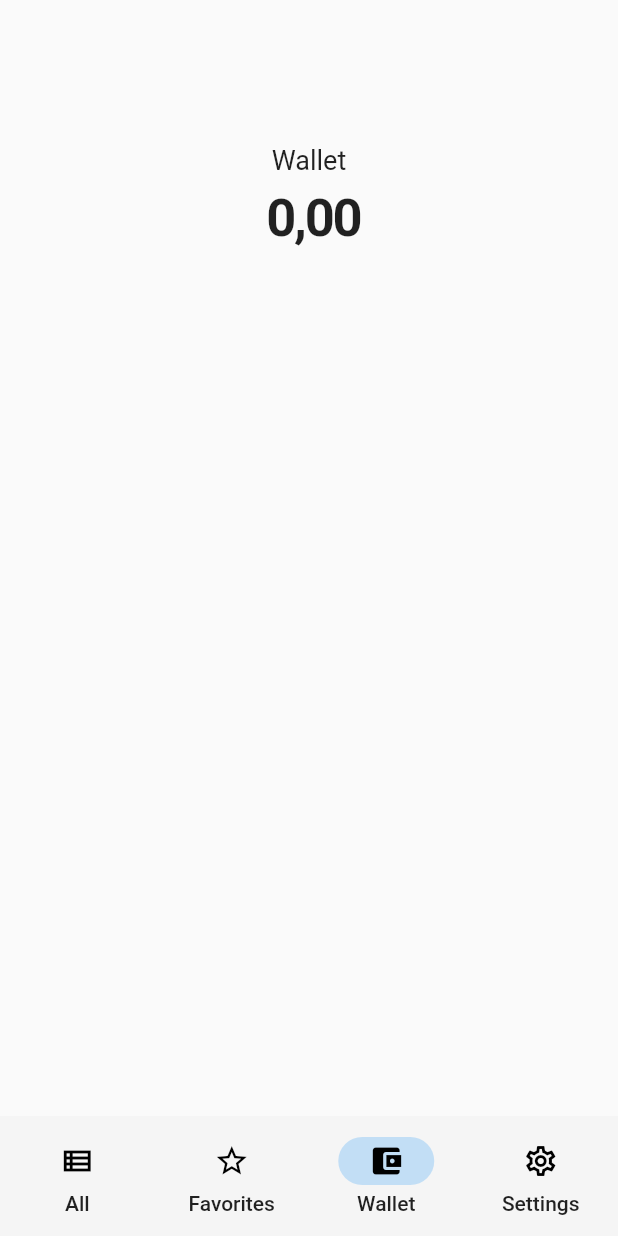
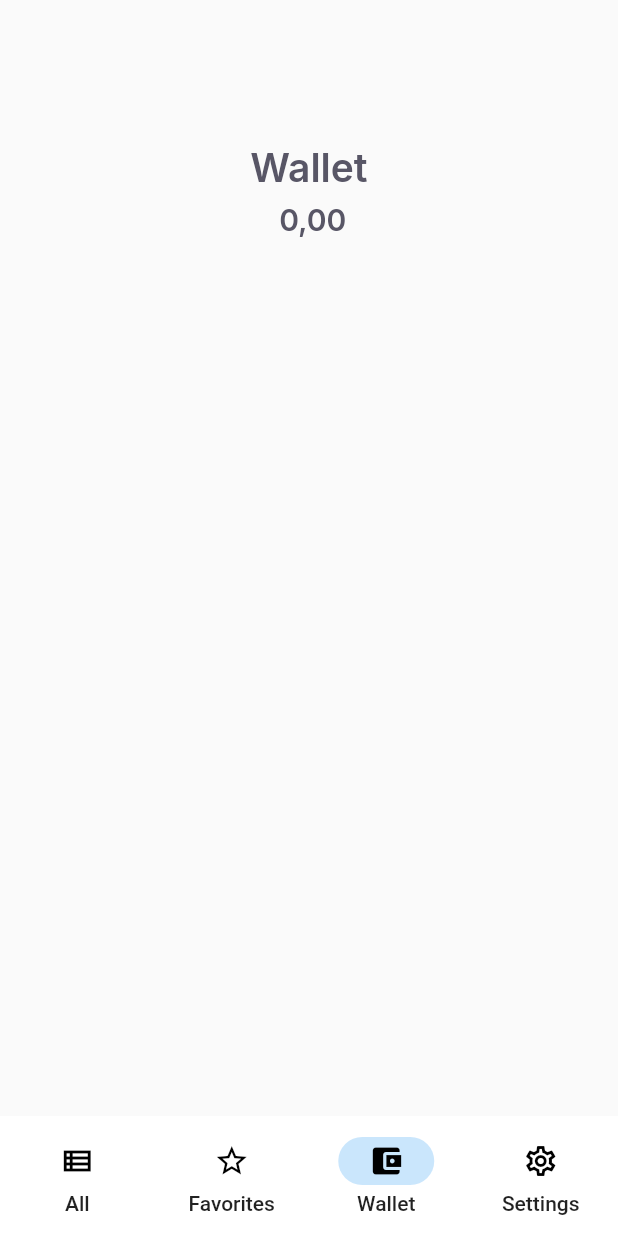
Before and after one commit to CarlosCastiglioni/crypto, a Flutter app: the screen it shows once a user with an empty profile is signed in, swiped to page 3, on a phone screen of 412 x 824 dp. Run offline on Flutter 3.47's test engine with Material 2 defaults, Android fonts, the phone set to English and light mode, and no system bars; our stand-ins replace bot_toast, camera, cloud_firestore, firebase_auth, firebase_core, fl_chart and 4 more; accounts and stored records are empty; network calls fail; statements that could not run were skipped.

Commit message:
continue with style organization

```diff
--- a/lib/modules/coins/coins_page.dart
+++ b/lib/modules/coins/coins_page.dart
@@ -127,7 +127,7 @@ class _CoinsPageState extends State<CoinsPage> {
                         .any((fav) => fav.acronym == table[coin].acronym))
                       const Icon(
                         Icons.star,
-                        color: Colors.amber,
+                        color: AppColors.label,
                         size: 14,
                       )
                   ],
--- a/lib/modules/favorites/favorites_page.dart
+++ b/lib/modules/favorites/favorites_page.dart
@@ -1,4 +1,5 @@
 import 'package:crypto_app/repositories/favorites_repository.dart';
+import 'package:crypto_app/themes/app_colors.dart';
 import 'package:flutter/material.dart';
 import 'package:provider/provider.dart';
 
@@ -19,7 +20,7 @@ class _FavoritesPageState extends State<FavoritesPage> {
         title: const Center(child: Text("Favorite Coins")),
       ),
       body: Container(
-        color: Colors.indigo.withOpacity(0.05),
+        color: AppColors.secondary,
         height: MediaQuery.of(context).size.height,
         padding: const EdgeInsets.all(12.0),
         child:
--- a/lib/modules/home/home_page.dart
+++ b/lib/modules/home/home_page.dart
@@ -1,4 +1,5 @@
 import 'package:crypto_app/modules/coins/coins_page.dart';
+import 'package:crypto_app/themes/app_colors.dart';
 import 'package:flutter/material.dart';
 
 import '../app_settings/settings_page.dart';
@@ -70,7 +71,7 @@ class _HomePageState extends State<HomePage> {
                 duration: const Duration(milliseconds: 400),
                 curve: Curves.ease);
           },
-          backgroundColor: Colors.grey[100],
+          backgroundColor: AppColors.background,
         ),
       ),
     );
--- a/lib/modules/wallet/wallet_page.dart
+++ b/lib/modules/wallet/wallet_page.dart
@@ -1,5 +1,7 @@
 import 'package:crypto_app/configs/app_settings.dart';
 import 'package:crypto_app/repositories/account_repository.dart';
+import 'package:crypto_app/themes/app_colors.dart';
+import 'package:crypto_app/themes/app_text_styles.dart';
 import 'package:flutter/material.dart';
 import 'package:intl/intl.dart';
 import 'package:provider/provider.dart';
@@ -40,21 +42,16 @@ class _WalletPageState extends State<WalletPage> {
         child: Column(
           mainAxisAlignment: MainAxisAlignment.center,
           children: [
-            const Padding(
+            Padding(
               padding: EdgeInsets.only(top: 48, bottom: 8),
               child: Text(
                 "Wallet",
-                style: TextStyle(
-                  fontSize: 18,
-                ),
+                style: TextStyles.bigLabel,
               ),
             ),
             Text(
               real.format(totalWallet),
-              style: const TextStyle(
-                  fontSize: 35,
-                  fontWeight: FontWeight.bold,
-                  letterSpacing: -1.5),
+              style: TextStyles.smallLabel,
             ),
             loadGraphic(),
             loadHistory(),
@@ -125,16 +122,11 @@ class _WalletPageState extends State<WalletPage> {
                 children: [
                   Text(
                     graphicLabel,
-                    style: const TextStyle(
-                      fontSize: 20,
-                      color: Colors.teal,
-                    ),
+                    style: TextStyles.bigLabel,
                   ),
                   Text(
                     real.format(graphicValue),
-                    style: const TextStyle(
-                      fontSize: 28,
-                    ),
+                    style: TextStyles.smallLabel,
                   ),
                 ],
               ),
@@ -152,7 +144,7 @@ class _WalletPageState extends State<WalletPage> {
       final isBalance = i == listSize - 1;
       final fontSize = isTouched ? 18.0 : 14.0;
       final radius = isTouched ? 60.0 : 50.0;
-      final color = isTouched ? Colors.tealAccent : Colors.tealAccent[400];
+      final color = isTouched ? AppColors.label : AppColors.secondary;
 
       double percentage = 0;
       if (!isBalance) {
@@ -170,7 +162,7 @@ class _WalletPageState extends State<WalletPage> {
           titleStyle: TextStyle(
             fontSize: fontSize,
             fontWeight: FontWeight.bold,
-            color: Colors.black87,
+            color: AppColors.dark,
           ));
     });
   }
--- a/lib/themes/app_text_styles.dart
+++ b/lib/themes/app_text_styles.dart
@@ -21,6 +21,11 @@ class TextStyles {
   );
   static final bigLabel = GoogleFonts.inter(
     fontSize: 26,
+    fontWeight: FontWeight.w600,
+    color: AppColors.grey,
+  );
+  static final smallLabel = GoogleFonts.inter(
+    fontSize: 20,
     fontWeight: FontWeight.w600,
     color: AppColors.grey,
   );
```
Also changed, not shown: lib/modules/documents/documents_page.dart (+5 -4 lines), lib/widgets/coin_card.dart (+4 -3 lines), lib/widgets/graphic_history.dart (+7 -5 lines).
